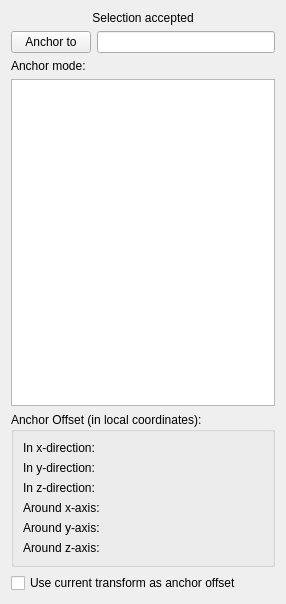
Old version of the form src/Mod/Robot/Gui/TaskOTAttacher.ui in the repository RuoyuLiOT-DE/FreeCAD.
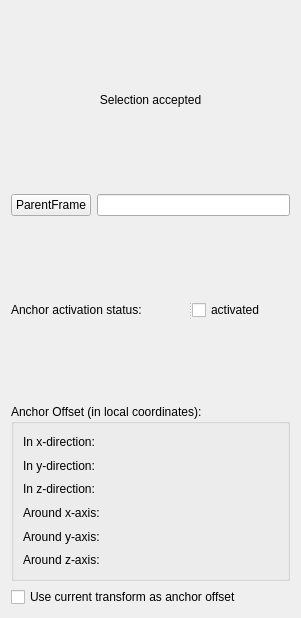
New version of the form. Custom widgets are drawn as their Qt base class.

Commit message: Keep working on TaskOTAttacher

What changed in the file:
```diff
--- a/src/Mod/Robot/Gui/TaskOTAttacher.ui
+++ b/src/Mod/Robot/Gui/TaskOTAttacher.ui
@@ -6,8 +6,8 @@
    <rect>
     <x>0</x>
     <y>0</y>
-    <width>286</width>
-    <height>604</height>
+    <width>301</width>
+    <height>618</height>
    </rect>
   </property>
   <property name="windowTitle">
@@ -32,7 +32,7 @@
      <item>
       <widget class="QPushButton" name="buttonParentFrame">
        <property name="text">
-        <string>Anchor to</string>
+        <string>ParentFrame</string>
        </property>
        <property name="checkable">
         <bool>true</bool>
@@ -45,17 +45,20 @@
     </layout>
    </item>
    <item>
+    <widget class="QSplitter" name="splitter">
+     <property name="orientation">
+      <enum>Qt::Horizontal</enum>
+     </property>
     <widget class="QLabel" name="label">
      <property name="text">
-      <string>Anchor mode:</string>
-     </property>
-    </widget>
-   </item>
-   <item>
-    <widget class="QListWidget" name="listOfModes">
-     <property name="selectionMode">
-      <enum>QAbstractItemView::SingleSelection</enum>
-     </property>
+       <string>Anchor activation status:</string>
+      </property>
+     </widget>
+     <widget class="QCheckBox" name="checkBoxAttachmentActivate">
+      <property name="text">
+       <string>activated</string>
+      </property>
+     </widget>
     </widget>
    </item>
    <item>
```
Left out of the diff: 1 changed line with no effect on the pictures. Lines whose indentation alone changed are shown as unchanged. The commit also changes 4 other files.
